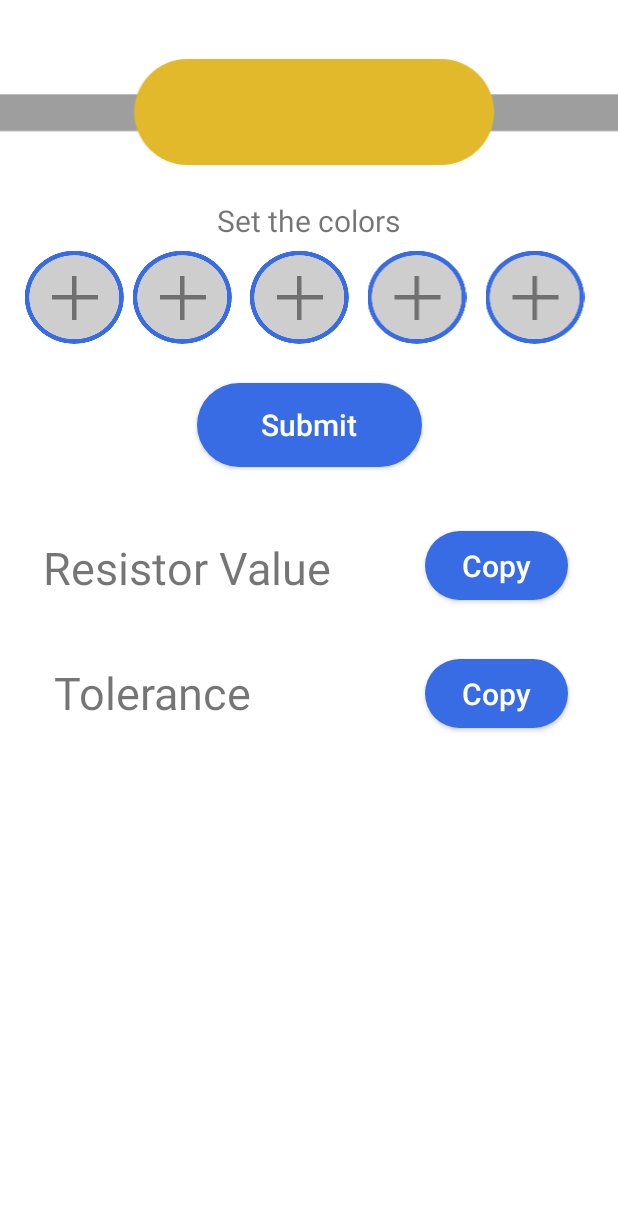
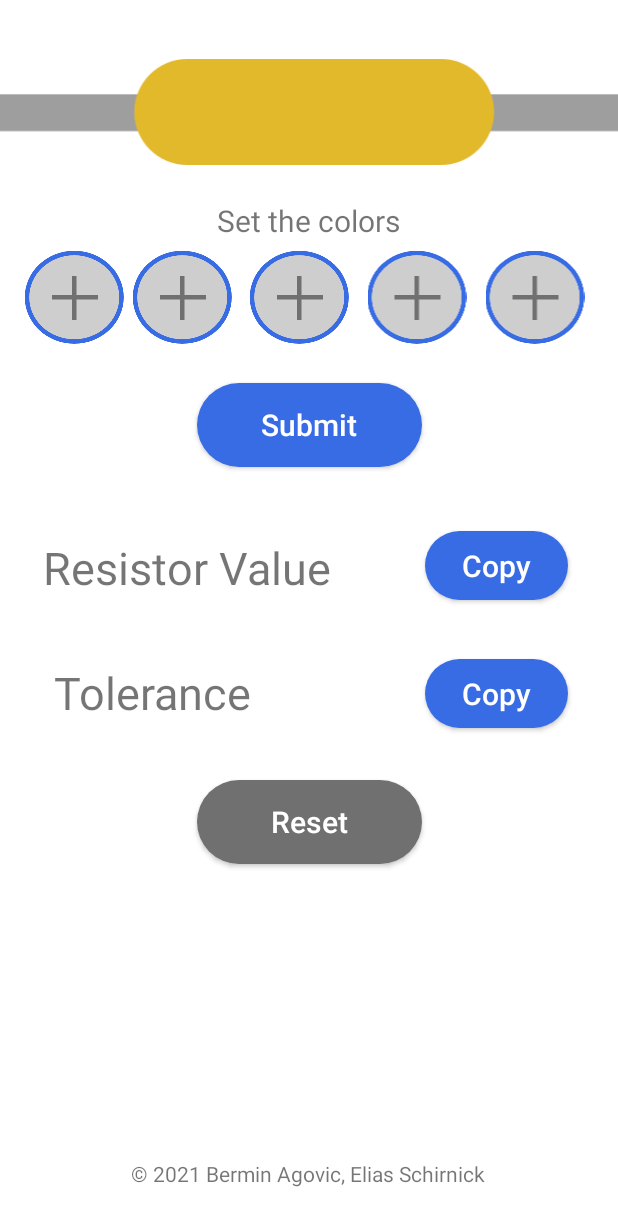
Before and after one commit to eschirni/WiderstandscodeApp, an Android app: the screen it shows after launch (MainActivity), on a phone screen of 412 x 824 dp. Shown: the top 1226 px of the screen. Run offline under Robolectric (Android 15) with nearby library versions, the phone set to English and light mode, and no system bars.

Commit message:
+ Funktionsnamen geändert + Funktionsandordnung geändert

```diff
--- a/app/src/main/res/layout/activity_main.xml
+++ b/app/src/main/res/layout/activity_main.xml
@@ -5,6 +5,36 @@
     android:layout_width="match_parent"
     android:layout_height="match_parent"
     tools:context=".MainActivity">
+
+    <TextView
+        android:id="@+id/textView3"
+        android:layout_width="wrap_content"
+        android:layout_height="wrap_content"
+        android:text="@string/copyright"
+        android:textSize="14sp"
+        app:layout_constraintBottom_toBottomOf="parent"
+        app:layout_constraintEnd_toEndOf="parent"
+        app:layout_constraintHorizontal_bias="0.498"
+        app:layout_constraintStart_toStartOf="parent"
+        app:layout_constraintTop_toTopOf="parent"
+        app:layout_constraintVertical_bias="0.96" />
+
+    <Button
+        android:id="@+id/btn_Reset"
+        android:layout_width="150dp"
+        android:layout_height="68dp"
+        android:letterSpacing="0"
+        android:onClick="Reset_Strings_and_Colors"
+        android:text="@string/btn_Reset"
+        android:textAllCaps="false"
+        android:textSize="@dimen/hint_txt_size"
+        app:backgroundTint="@color/borderGrey"
+        app:cornerRadius="@dimen/btn_Corner"
+        app:layout_constraintBottom_toBottomOf="parent"
+        app:layout_constraintEnd_toEndOf="parent"
+        app:layout_constraintStart_toStartOf="parent"
+        app:layout_constraintTop_toTopOf="parent"
+        app:layout_constraintVertical_bias="0.68" />
 
     <TextView
         android:id="@+id/tv_Tolerance"
@@ -24,7 +54,6 @@
         android:layout_width="95dp"
         android:layout_height="58dp"
         android:letterSpacing="0"
-        android:onClick="SubmitRun"
         android:text="@string/btn_Copy"
         android:textAllCaps="false"
         android:textSize="@dimen/hint_txt_size"
@@ -42,7 +71,7 @@
         android:layout_width="150dp"
         android:layout_height="68dp"
         android:letterSpacing="0"
-        android:onClick="SubmitRun"
+        android:onClick="Run_Calculation"
         android:text="@string/btn_SubmitName"
         android:textAllCaps="false"
         android:textSize="@dimen/hint_txt_size"
@@ -84,7 +113,6 @@
         android:layout_width="95dp"
         android:layout_height="58dp"
         android:letterSpacing="0"
-        android:onClick="SubmitRun"
         android:text="@string/btn_Copy"
         android:textAllCaps="false"
         android:textSize="@dimen/hint_txt_size"
@@ -112,7 +140,7 @@
             android:id="@+id/iv_Ring1"
             android:layout_width="wrap_content"
             android:layout_height="wrap_content"
-            android:onClick="ColorSelection"
+            android:onClick="Show_Color_Selection"
             android:tag="1"
             app:srcCompat="@drawable/gruppe_4" />
 
@@ -122,7 +150,7 @@
             android:layout_height="wrap_content"
             android:layout_weight="1"
             android:background="@color/white"
-            android:onClick="ColorSelection"
+            android:onClick="Show_Color_Selection"
             android:tag="2"
             app:srcCompat="@drawable/gruppe_4" />
 
@@ -132,7 +160,7 @@
             android:layout_height="wrap_content"
             android:layout_weight="1"
             android:background="@color/white"
-            android:onClick="ColorSelection"
+            android:onClick="Show_Color_Selection"
             android:tag="3"
             app:srcCompat="@drawable/gruppe_4" />
 
@@ -142,7 +170,7 @@
             android:layout_height="wrap_content"
             android:layout_weight="1"
             android:background="@color/white"
-            android:onClick="ColorSelection"
+            android:onClick="Show_Color_Selection"
             android:tag="4"
             app:srcCompat="@drawable/gruppe_4" />
 
@@ -152,7 +180,7 @@
             android:layout_height="wrap_content"
             android:layout_weight="1"
             android:background="@color/white"
-            android:onClick="ColorSelection"
+            android:onClick="Show_Color_Selection"
             android:tag="5"
             app:srcCompat="@drawable/gruppe_4" />
     </LinearLayout>
--- a/app/src/main/res/values/colors.xml
+++ b/app/src/main/res/values/colors.xml
@@ -8,4 +8,5 @@
     <color name="black">#FF000000</color>
     <color name="white">#FFFFFFFF</color>
     <color name="marineBlue">#386CE5</color>
+    <color name="borderGrey">#707070</color>
 </resources>
--- a/app/src/main/res/values/strings.xml
+++ b/app/src/main/res/values/strings.xml
@@ -1,8 +1,10 @@
 <resources>
     <string name="app_name">Resistor Code</string>
     <string name="btn_SubmitName">Submit</string>
+    <string name="btn_Reset">Reset</string>
     <string name="btn_Copy">Copy</string>
     <string name="hintSetColor">Set the colors</string>
     <string name="resistorDefault">Resistor Value</string>
     <string name="toleranceDefault">Tolerance</string>
+    <string name="copyright">© 2021 Bermin Agovic, Elias Schirnick</string>
 </resources>
```
Also changed, not shown: app/src/main/java/com/example/widerstandscode/MainActivity.java (+102 -95 lines), 1 other file.
